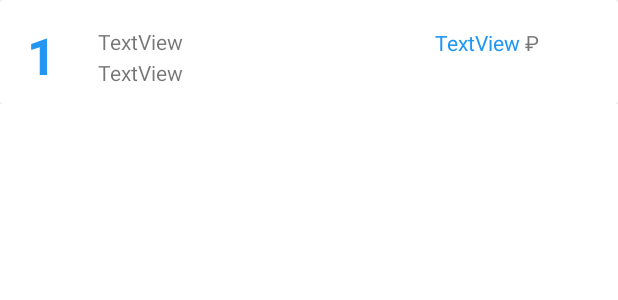
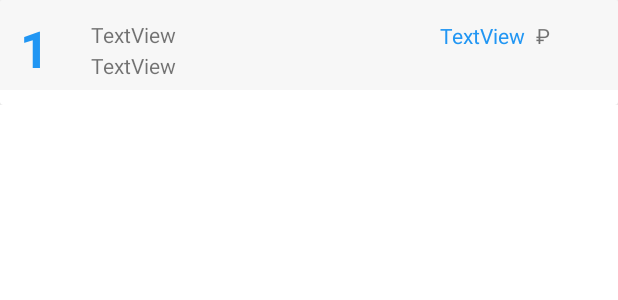
Before and after one commit to onlue/VendingMachineApp, an Android app: the layout my_product_row.xml on its own in the app's theme, with its tools: preview values and no code run, on a phone screen of 412 x 824 dp. Shown: the top 300 px of the screen. Run offline under Robolectric (Android 15) with nearby library versions, the phone set to English and light mode, and no system bars.

Commit message:
change colors / added intent

```diff
--- a/app/src/main/res/layout/my_product_row.xml
+++ b/app/src/main/res/layout/my_product_row.xml
@@ -2,19 +2,31 @@
 <LinearLayout xmlns:android="http://schemas.android.com/apk/res/android"
     xmlns:app="http://schemas.android.com/apk/res-auto"
     xmlns:tools="http://schemas.android.com/tools"
-    android:orientation="vertical"
+    android:id="@+id/ProductMainLayout"
     android:layout_width="match_parent"
     android:layout_height="wrap_content"
-    android:id="@+id/ProductMainLayout">
+    android:alpha="1"
+    android:orientation="vertical">
 
     <androidx.cardview.widget.CardView
         android:layout_width="match_parent"
-        android:layout_height="wrap_content" >
+        android:layout_height="wrap_content">
 
         <androidx.constraintlayout.widget.ConstraintLayout
             android:layout_width="match_parent"
             android:layout_height="wrap_content"
-            android:padding="10dp">
+            android:layout_marginBottom="10dp"
+            android:outlineSpotShadowColor="@color/black"
+            android:background="#f7f7f7"
+            android:padding="5dp">
+
+            <androidx.constraintlayout.widget.Barrier
+                android:layout_width="match_parent"
+                android:layout_height="match_parent"
+                android:alpha="1"
+                app:barrierDirection="top"
+                tools:layout_editor_absoluteX="5dp"
+                tools:layout_editor_absoluteY="79dp" />
 
             <TextView
                 android:id="@+id/product_id_text"
@@ -58,8 +70,7 @@
                 android:text="TextView"
                 android:textColor="#2196F3"
                 app:layout_constraintBottom_toBottomOf="parent"
-                app:layout_constraintEnd_toEndOf="parent"
-                app:layout_constraintHorizontal_bias="0.0"
+                app:layout_constraintEnd_toStartOf="@+id/textView7"
                 app:layout_constraintStart_toEndOf="@+id/product_name_text"
                 app:layout_constraintTop_toTopOf="parent"
                 app:layout_constraintVertical_bias="0.28" />
@@ -72,9 +83,9 @@
                 android:text="₽"
                 app:layout_constraintBottom_toBottomOf="parent"
                 app:layout_constraintEnd_toEndOf="parent"
-                app:layout_constraintStart_toEndOf="@+id/product_price_text"
                 app:layout_constraintTop_toTopOf="parent"
                 app:layout_constraintVertical_bias="0.28" />
         </androidx.constraintlayout.widget.ConstraintLayout>
     </androidx.cardview.widget.CardView>
+
 </LinearLayout>
--- a/app/src/main/res/layout/registration_layout.xml
+++ b/app/src/main/res/layout/registration_layout.xml
@@ -3,7 +3,8 @@
     xmlns:app="http://schemas.android.com/apk/res-auto"
     xmlns:tools="http://schemas.android.com/tools"
     android:layout_width="match_parent"
-    android:layout_height="match_parent">
+    android:layout_height="match_parent"
+    tools:context=".AddAccount">
 
     <EditText
         android:id="@+id/fioField"
```
Also changed, not shown: app/src/main/AndroidManifest.xml (+7 -0 lines), app/src/main/java/com/example/vendingmachineapp/AddAccount.java (added, +33 -0 lines), app/src/main/java/com/example/vendingmachineapp/MainActivity.java (+8 -20 lines), app/src/main/res/layout/products_layout.xml (+6 -1 lines).
